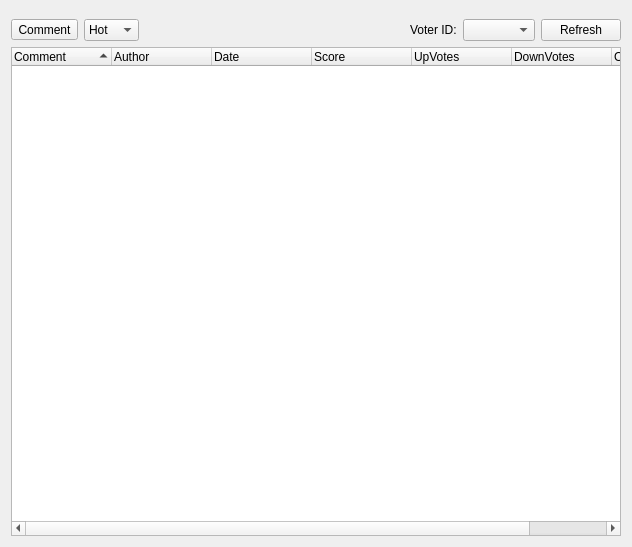
Before: the Qt Designer form retroshare-gui/src/gui/gxs/GxsCommentDialog.ui in RetroShare/RetroShare, drawn with Qt 5.
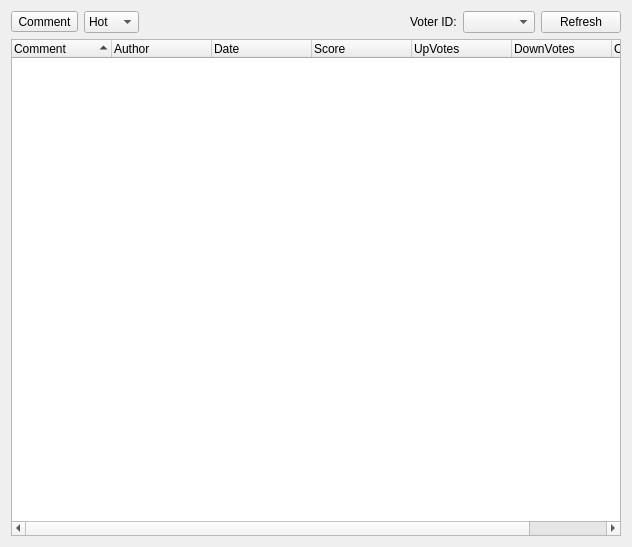
After: the same form once the commit is applied. Icons and pictures are not drawn. Custom widgets are drawn as their Qt base class.

Commit message: using a simple comments tree in tab in order to avoid layout problems

```diff
--- a/retroshare-gui/src/gui/gxs/GxsCommentDialog.ui
+++ b/retroshare-gui/src/gui/gxs/GxsCommentDialog.ui
@@ -20,31 +20,55 @@
    <string>Form</string>
   </property>
   <layout class="QGridLayout" name="GxsCommentDialogGLayout">
-   <item row="0" column="0">
-    <widget class="QFrame" name="postFrame">
-     <property name="sizePolicy">
-      <sizepolicy hsizetype="Expanding" vsizetype="Preferred">
-       <horstretch>0</horstretch>
-       <verstretch>0</verstretch>
-      </sizepolicy>
-     </property>
-     <layout class="QVBoxLayout" name="postFrameVLayout">
-      <property name="leftMargin">
-       <number>1</number>
-      </property>
-      <property name="topMargin">
-       <number>1</number>
-      </property>
-      <property name="rightMargin">
-       <number>1</number>
-      </property>
-      <property name="bottomMargin">
-       <number>1</number>
-      </property>
-     </layout>
-    </widget>
-   </item>
    <item row="1" column="0">
+    <widget class="GxsCommentTreeWidget" name="treeWidget">
+     <property name="sizePolicy">
+      <sizepolicy hsizetype="Expanding" vsizetype="MinimumExpanding">
+       <horstretch>0</horstretch>
+       <verstretch>0</verstretch>
+      </sizepolicy>
+     </property>
+     <property name="sortingEnabled">
+      <bool>true</bool>
+     </property>
+     <column>
+      <property name="text">
+       <string>Comment</string>
+      </property>
+     </column>
+     <column>
+      <property name="text">
+       <string>Author</string>
+      </property>
+     </column>
+     <column>
+      <property name="text">
+       <string>Date</string>
+      </property>
+     </column>
+     <column>
+      <property name="text">
+       <string>Score</string>
+      </property>
+     </column>
+     <column>
+      <property name="text">
+       <string>UpVotes</string>
+      </property>
+     </column>
+     <column>
+      <property name="text">
+       <string>DownVotes</string>
+      </property>
+     </column>
+     <column>
+      <property name="text">
+       <string>OwnVote</string>
+      </property>
+     </column>
+    </widget>
+   </item>
+   <item row="0" column="0">
     <layout class="QHBoxLayout" name="toolBarHLayout">
      <item>
       <widget class="QToolButton" name="commentButton">
@@ -147,54 +171,6 @@
      </item>
     </layout>
    </item>
-   <item row="2" column="0">
-    <widget class="GxsCommentTreeWidget" name="treeWidget">
-     <property name="sizePolicy">
-      <sizepolicy hsizetype="Expanding" vsizetype="MinimumExpanding">
-       <horstretch>0</horstretch>
-       <verstretch>0</verstretch>
-      </sizepolicy>
-     </property>
-     <property name="sortingEnabled">
-      <bool>true</bool>
-     </property>
-     <column>
-      <property name="text">
-       <string>Comment</string>
-      </property>
-     </column>
-     <column>
-      <property name="text">
-       <string>Author</string>
-      </property>
-     </column>
-     <column>
-      <property name="text">
-       <string>Date</string>
-      </property>
-     </column>
-     <column>
-      <property name="text">
-       <string>Score</string>
-      </property>
-     </column>
-     <column>
-      <property name="text">
-       <string>UpVotes</string>
-      </property>
-     </column>
-     <column>
-      <property name="text">
-       <string>DownVotes</string>
-      </property>
-     </column>
-     <column>
-      <property name="text">
-       <string>OwnVote</string>
-      </property>
-     </column>
-    </widget>
-   </item>
   </layout>
  </widget>
  <customwidgets>
```
The commit also changes 7 other files.
